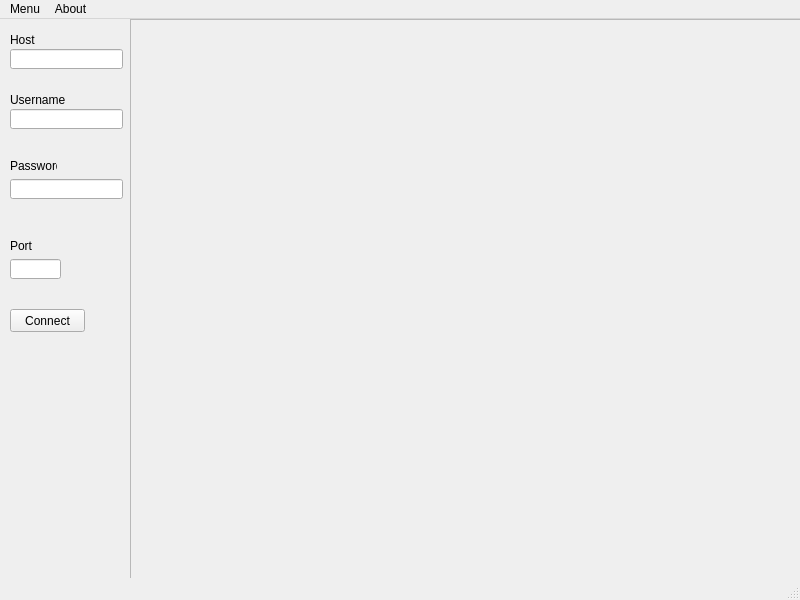
Old version of the form FtpClient.ui in the repository pradiptlx/starter-FTPClient.
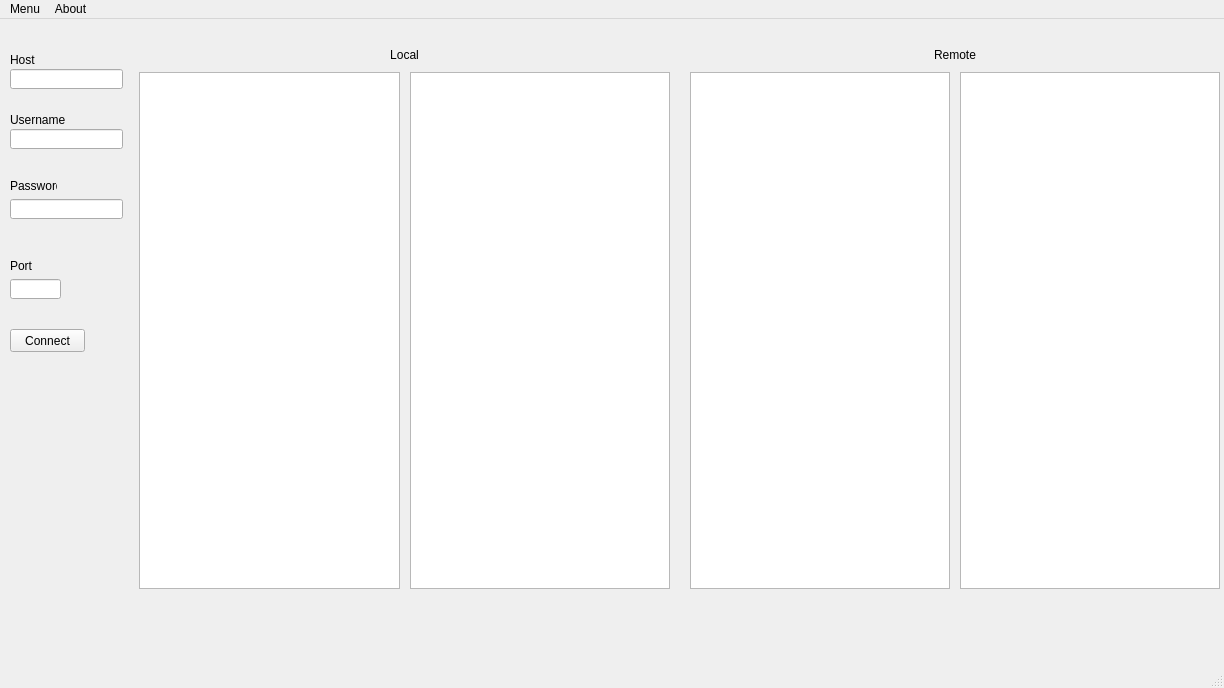
New version of the form.

The edit to the form file:
```diff
--- a/FtpClient.ui
+++ b/FtpClient.ui
@@ -6,8 +6,8 @@
    <rect>
     <x>0</x>
     <y>0</y>
-    <width>800</width>
-    <height>600</height>
+    <width>1224</width>
+    <height>688</height>
    </rect>
   </property>
   <property name="sizePolicy">
@@ -24,7 +24,7 @@
     <property name="geometry">
      <rect>
       <x>10</x>
-      <y>90</y>
+      <y>110</y>
       <width>113</width>
       <height>20</height>
      </rect>
@@ -34,7 +34,7 @@
     <property name="geometry">
      <rect>
       <x>10</x>
-      <y>70</y>
+      <y>90</y>
       <width>61</width>
       <height>21</height>
      </rect>
@@ -47,7 +47,7 @@
     <property name="geometry">
      <rect>
       <x>10</x>
-      <y>140</y>
+      <y>160</y>
       <width>47</width>
       <height>13</height>
      </rect>
@@ -60,7 +60,7 @@
     <property name="geometry">
      <rect>
       <x>10</x>
-      <y>160</y>
+      <y>180</y>
       <width>113</width>
       <height>20</height>
      </rect>
@@ -70,7 +70,7 @@
     <property name="geometry">
      <rect>
       <x>10</x>
-      <y>220</y>
+      <y>240</y>
       <width>47</width>
       <height>13</height>
      </rect>
@@ -83,7 +83,7 @@
     <property name="geometry">
      <rect>
       <x>10</x>
-      <y>240</y>
+      <y>260</y>
       <width>51</width>
       <height>20</height>
      </rect>
@@ -93,7 +93,7 @@
     <property name="geometry">
      <rect>
       <x>10</x>
-      <y>30</y>
+      <y>50</y>
       <width>113</width>
       <height>20</height>
      </rect>
@@ -106,7 +106,7 @@
     <property name="geometry">
      <rect>
       <x>10</x>
-      <y>10</y>
+      <y>30</y>
       <width>61</width>
       <height>21</height>
      </rect>
@@ -119,7 +119,7 @@
     <property name="geometry">
      <rect>
       <x>10</x>
-      <y>290</y>
+      <y>310</y>
       <width>75</width>
       <height>23</height>
      </rect>
@@ -128,28 +128,90 @@
      <string>Connect</string>
     </property>
    </widget>
-   <widget class="QScrollArea" name="scrollArea">
+   <widget class="QWidget" name="horizontalLayoutWidget">
     <property name="geometry">
      <rect>
-      <x>130</x>
-      <y>0</y>
-      <width>671</width>
-      <height>561</height>
+      <x>139</x>
+      <y>29</y>
+      <width>1081</width>
+      <height>541</height>
      </rect>
     </property>
-    <property name="widgetResizable">
-     <bool>true</bool>
-    </property>
-    <widget class="QWidget" name="scrollAreaWidgetContents">
-     <property name="geometry">
-      <rect>
-       <x>0</x>
-       <y>0</y>
-       <width>669</width>
-       <height>559</height>
-      </rect>
+    <layout class="QHBoxLayout" name="containerDir">
+     <property name="spacing">
+      <number>20</number>
      </property>
-    </widget>
+     <property name="sizeConstraint">
+      <enum>QLayout::SetDefaultConstraint</enum>
+     </property>
+     <item>
+      <layout class="QVBoxLayout" name="localDir" stretch="0,0">
+       <property name="spacing">
+        <number>10</number>
+       </property>
+       <property name="sizeConstraint">
+        <enum>QLayout::SetDefaultConstraint</enum>
+       </property>
+       <property name="rightMargin">
+        <number>0</number>
+       </property>
+       <item>
+        <widget class="QLabel" name="localLabel">
+         <property name="text">
+          <string>Local</string>
+         </property>
+         <property name="alignment">
+          <set>Qt::AlignCenter</set>
+         </property>
+        </widget>
+       </item>
+       <item>
+        <layout class="QHBoxLayout" name="containerLocalDir">
+         <item>
+          <widget class="QTreeView" name="localTreeDir"/>
+         </item>
+         <item>
+          <widget class="QListView" name="localListFile"/>
+         </item>
+        </layout>
+       </item>
+      </layout>
+     </item>
+     <item>
+      <layout class="QVBoxLayout" name="remoteDir">
+       <property name="spacing">
+        <number>10</number>
+       </property>
+       <item>
+        <widget class="QLabel" name="remoteLabel">
+         <property name="text">
+          <string>Remote</string>
+         </property>
+         <property name="alignment">
+          <set>Qt::AlignCenter</set>
+         </property>
+        </widget>
+       </item>
+       <item>
+        <layout class="QHBoxLayout" name="containerRemoteDir">
+         <item>
+          <widget class="QTreeView" name="remoteTreeDir"/>
+         </item>
+         <item>
+          <widget class="QListView" name="remoteListFile">
+           <property name="sizePolicy">
+            <sizepolicy hsizetype="Expanding" vsizetype="Expanding">
+             <horstretch>0</horstretch>
+             <verstretch>0</verstretch>
+            </sizepolicy>
+           </property>
+          </widget>
+         </item>
+        </layout>
+       </item>
+      </layout>
+     </item>
+    </layout>
    </widget>
   </widget>
   <widget class="QStatusBar" name="statusbar"/>
@@ -158,7 +220,7 @@
     <rect>
      <x>0</x>
      <y>0</y>
-     <width>800</width>
+     <width>1224</width>
      <height>21</height>
     </rect>
    </property>
```
